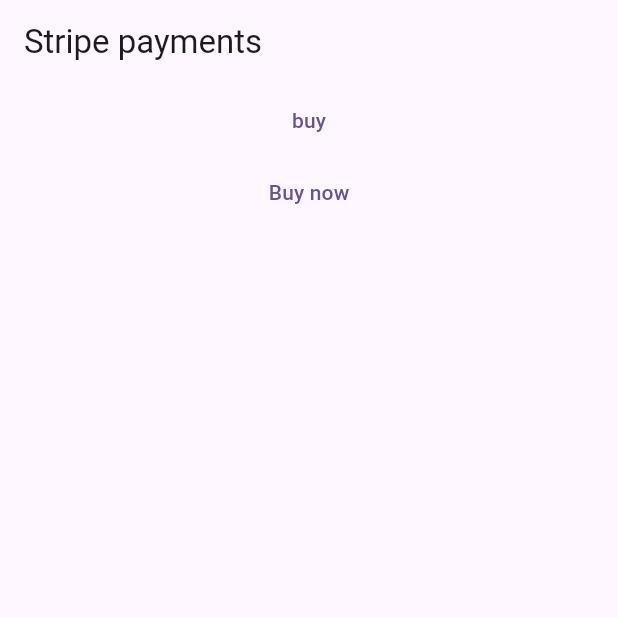
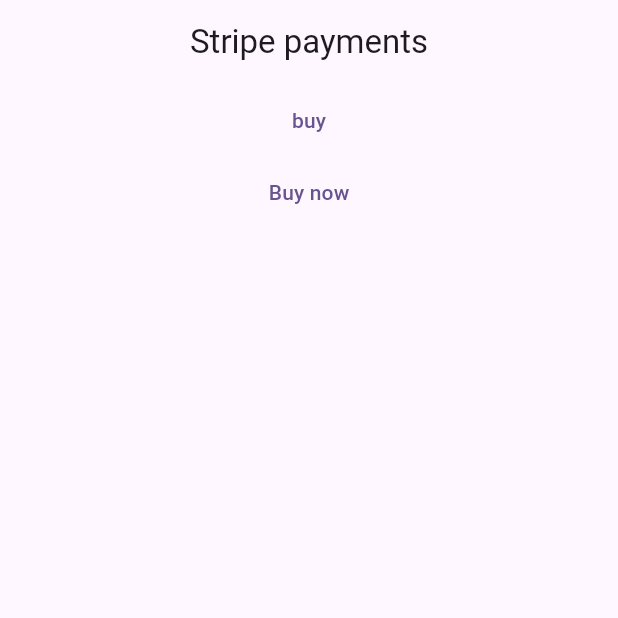
Before and after one commit to sagorahamed1/stripe_payments, a Flutter app: the screen it shows after launch, on a phone screen of 412 x 824 dp, the top half of it. Run offline on Flutter 3.47's test engine with Material 3 defaults, Android fonts, the phone set to English and light mode, and no system bars; our stand-ins replace get; missing offline and left inert: flutter_stripe.

Commit message:
lots of change

```diff
--- a/lib/main.dart
+++ b/lib/main.dart
@@ -9,7 +9,7 @@ void main() async{
 
    WidgetsFlutterBinding.ensureInitialized();
 
-   Stripe.publishableKey = "pk_test_51OVVcyFiDaJ8bQBjyv4imMqxSbWPo07q81rTzpcw7yUIlXiUBfFThslht2LC8uD5Ec5MuiW1SPyrasy8N6v3MfyJ00d1bz549n";
+    Stripe.publishableKey = "pk_test_51OVVcyFiDaJ8bQBjyv4imMqxSbWPo07q81rTzpcw7yUIlXiUBfFThslht2LC8uD5Ec5MuiW1SPyrasy8N6v3MfyJ00d1bz549n";
 
       runApp(const MyApp());
 }
@@ -20,7 +20,7 @@ class MyApp extends StatelessWidget {
   @override
   Widget build(BuildContext context) {
     return MaterialApp(
-      title: 'Flutter Demo',
+      title: 'Stripe payment',
       theme: ThemeData(
         colorScheme: ColorScheme.fromSeed(seedColor: Colors.deepPurple),
         useMaterial3: true,
@@ -42,7 +42,9 @@ class _HomePageState extends State<HomePage> {
   @override
   Widget build(BuildContext context) {
     return Scaffold(
-      appBar: AppBar(title: Text("Stripe payments"),),
+      appBar: AppBar(
+        centerTitle: true,
+        title: Text("Stripe payments"),),
 
 
       body: Column(
@@ -62,9 +64,7 @@ class _HomePageState extends State<HomePage> {
 
 
   Map <String, dynamic>? paymentInternData;
-
-
-  /// ------------------------make payment -------------------------
+  /// ------------------------make payment-------------------------
   Future<void> makePayment(String amount, String currency)async{
 
    try{
@@ -72,7 +72,7 @@ class _HomePageState extends State<HomePage> {
      if(paymentInternData != null){
        await Stripe.instance.initPaymentSheet(
            paymentSheetParameters: SetupPaymentSheetParameters(
-                 // applePay: true,
+                  // applePay: true,
                 googlePay: PaymentSheetGooglePay(merchantCountryCode: "IN"),
                merchantDisplayName: "Proshepts",
                customerId: paymentInternData!["customer"],
```
Also changed, not shown: 2 other files.
